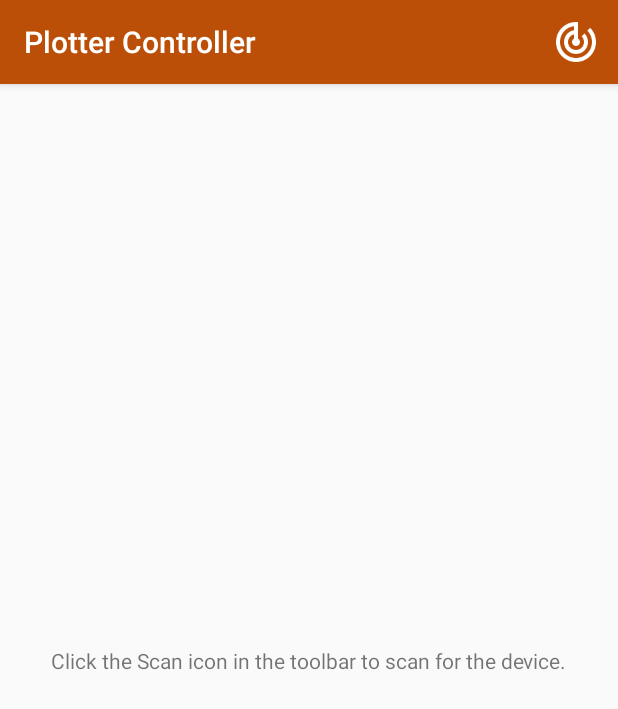
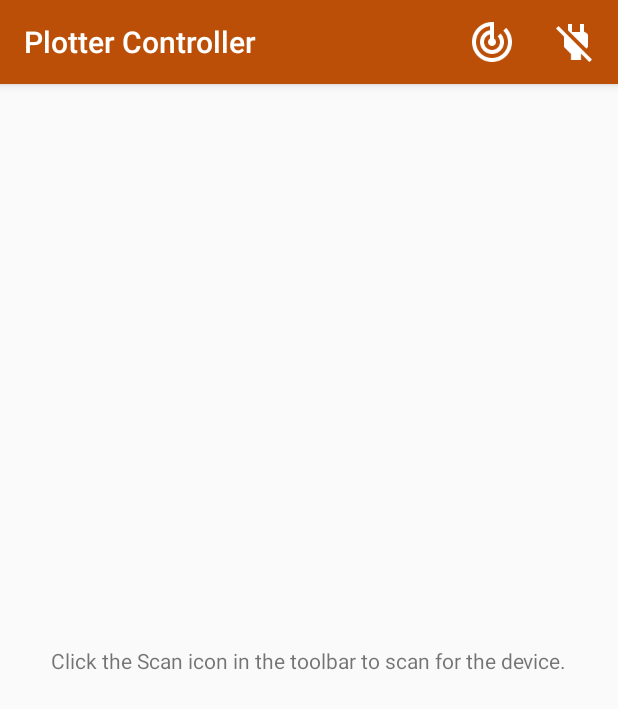
Before and after one commit to lisunger/Plotter-Controller, an Android app: the screen it shows after launch (MainActivity), on a phone screen of 412 x 824 dp. Shown: the top 709 px of the screen. Run offline under Robolectric (Android 15) with nearby library versions, the phone set to English and light mode, and no system bars.

Commit message:
new bugs introduced

```diff
--- a/app/build.gradle
+++ b/app/build.gradle
@@ -22,6 +22,7 @@ dependencies {
     implementation fileTree(dir: 'libs', include: ['*.jar'])
     implementation 'com.android.support:appcompat-v7:28.0.0'
     implementation 'com.android.support.constraint:constraint-layout:1.1.3'
+    implementation 'com.android.support:support-v4:28.0.0'
     testImplementation 'junit:junit:4.12'
     androidTestImplementation 'com.android.support.test:runner:1.0.2'
     androidTestImplementation 'com.android.support.test.espresso:espresso-core:3.0.2'
--- a/app/src/main/AndroidManifest.xml
+++ b/app/src/main/AndroidManifest.xml
@@ -28,9 +28,13 @@
             android:enabled="true"
             android:exported="true">
             <intent-filter>
-                <action android:name="android.bluetooth.adapter.action.STATE_CHANGED"/>
+                <action android:name="android.bluetooth.adapter.action.STATE_CHANGED" />
             </intent-filter>
         </receiver>
+
+        <service
+            android:name=".StartConnectionService"
+            android:exported="false"></service>
     </application>
 
 </manifest>
--- /dev/null
+++ b/app/src/main/java/com/nikolay/plottercontroller/BluetoothUtils.java
@@ -0,0 +1,53 @@
+package com.nikolay.plottercontroller;
+
+import android.Manifest;
+import android.app.Activity;
+import android.bluetooth.BluetoothAdapter;
+import android.bluetooth.BluetoothDevice;
+import android.content.BroadcastReceiver;
+import android.content.Context;
+import android.content.IntentFilter;
+import android.util.Log;
+
+import java.util.Set;
+
+public class BluetoothUtils {
+
+    public static void requestLocationPermission(Activity context) {
+        context.requestPermissions(new String[] { Manifest.permission.ACCESS_FINE_LOCATION }, MainActivity.REQUEST_PERMISSION_LOCATION);
+    }
+
+    public static void registerBluetoothStateReceiver(Context context, BroadcastReceiver broadcastReceiver) {
+        // Set up a broadcast receiver
+        IntentFilter intentFilter = new IntentFilter();
+        intentFilter.addAction(BluetoothStateChangeReceiver.ACTION_BLUETOOTH_STARTED);
+        intentFilter.addAction(BluetoothStateChangeReceiver.ACTION_BLUETOOTH_STOPPED);
+        context.registerReceiver(broadcastReceiver, intentFilter);
+    }
+
+    public static void registerBluetoothDeviceReceiver(Context context, BroadcastReceiver broadcastReceiver) {
+        IntentFilter intentFilter = new IntentFilter();
+        intentFilter.addAction(BluetoothDevice.ACTION_FOUND);
+        intentFilter.addAction(BluetoothAdapter.ACTION_DISCOVERY_STARTED);
+        intentFilter.addAction(BluetoothAdapter.ACTION_DISCOVERY_FINISHED);
+        intentFilter.addAction(BluetoothDevice.ACTION_BOND_STATE_CHANGED);
+        context.registerReceiver(broadcastReceiver, intentFilter);
+    }
+
+    public static void displayPairedDevices(BluetoothAdapter bluetoothAdapter) {
+        Set<BluetoothDevice> pairedDevices = bluetoothAdapter.getBondedDevices();
+
+        if (pairedDevices.size() > 0) {
+            // There are paired devices. Get the name and address of each paired device.
+            for (BluetoothDevice device : pairedDevices) {
+                if(device.getAddress().equals(MainActivity.HC05_MAC_ADDRESS)) {
+                    //TODO something...
+                }
+                String deviceName = device.getName();
+                String deviceHardwareAddress = device.getAddress(); // MAC address
+                Log.d(MainActivity.TAG, deviceName);
+                Log.d(MainActivity.TAG, deviceHardwareAddress);
+            }
+        }
+    }
+}
--- a/app/src/main/java/com/nikolay/plottercontroller/MainActivity.java
+++ b/app/src/main/java/com/nikolay/plottercontroller/MainActivity.java
@@ -1,18 +1,14 @@
 package com.nikolay.plottercontroller;
 
-import android.Manifest;
 import android.bluetooth.BluetoothAdapter;
 import android.bluetooth.BluetoothDevice;
 import android.bluetooth.BluetoothSocket;
 import android.content.BroadcastReceiver;
 import android.content.Context;
 import android.content.Intent;
-import android.content.IntentFilter;
 import android.os.Bundle;
-import android.os.ParcelUuid;
 import android.support.annotation.Nullable;
 import android.support.v4.app.Fragment;
-import android.support.v4.app.FragmentManager;
 import android.support.v4.app.FragmentTransaction;
 import android.support.v7.app.AppCompatActivity;
 import android.support.v7.widget.Toolbar;
@@ -20,31 +16,28 @@ import android.util.Log;
 import android.view.Menu;
 import android.view.MenuItem;
 import android.view.View;
-import android.widget.Button;
-import android.widget.ProgressBar;
-import android.widget.TextView;
 import android.widget.Toast;
 
 import java.io.IOException;
-import java.util.Set;
 import java.util.UUID;
 
 public class MainActivity extends AppCompatActivity {
 
     // 00001101-0000-1000-8000-00805f9b34fb
-    private static final String TAG = "Lisko";
-    private static final String TAG_FRAGMENT = "lisko";
-    private static final String HC05_MAC_ADDRESS = "00:18:E4:00:78:F9";
-    private static final int REQUEST_ENABLE_BT = 1;
-    private static final int REQUEST_PERMISSION_LOCATION = 2;
+    public static final String TAG = "Lisko";
+    public static final String HC05_MAC_ADDRESS = "00:18:E4:00:78:F9";
+    public static final int REQUEST_ENABLE_BT = 1;
+    public static final int REQUEST_PERMISSION_LOCATION = 2;
 
     private boolean mScanning = false;
     private boolean mConnected = false;
     private Fragment mActiveFragment;
+    private Menu mMenu;
 
-    BluetoothAdapter mBluetoothAdapter;
-    BluetoothDevice mHc05device;
-    UUID mUuid = UUID.fromString("00001101-0000-1000-8000-00805f9b34fb");
+    private BluetoothAdapter mBluetoothAdapter = null;
+    private BluetoothDevice mHc05device = null;
+    private BluetoothSocket mBluetoothSocket = null;
+    private UUID mUuid = UUID.fromString("00001101-0000-1000-8000-00805f9b34fb");
 
     /* Listens to bluetooth turn on/off */
     BroadcastReceiver mBluetoothStateBroadcastReceiver = new BroadcastReceiver() {
@@ -52,14 +45,16 @@ public class MainActivity extends AppCompatActivity {
         public void onReceive(Context context, Intent intent) {
 
             String action = intent.getAction();
-            switch(action) {
-                case BluetoothStateChangeReceiver.ACTION_BLUETOOTH_STARTED : {
+            if(action != null) {
+                switch (action) {
+                    case BluetoothStateChangeReceiver.ACTION_BLUETOOTH_STARTED: {
                         Log.d(TAG, "You start me up");
                         break;
                     }
-                case BluetoothStateChangeReceiver.ACTION_BLUETOOTH_STOPPED : {
+                    case BluetoothStateChangeReceiver.ACTION_BLUETOOTH_STOPPED: {
                         Log.d(TAG, "Don't stop me now!");
                         break;
+                    }
                 }
             }
         }
@@ -70,42 +65,44 @@ public class MainActivity extends AppCompatActivity {
         @Override
         public void onReceive(Context context, Intent intent) {
             String action = intent.getAction();
-            switch(action) {
-                case BluetoothDevice.ACTION_FOUND : { // Device found
+            if(action != null) {
+                switch (action) {
+                    case BluetoothDevice.ACTION_FOUND: { // Device found
                         BluetoothDevice device = intent.getParcelableExtra(BluetoothDevice.EXTRA_DEVICE);
-                    if(device.getAddress().equals(HC05_MAC_ADDRESS)) {
+                        if (device.getAddress().equals(HC05_MAC_ADDRESS)) {
                             Log.d(TAG, "Found HC-05!");
                             mHc05device = device;
                             connectToHc05();
                         }
                         break;
                     }
-                case BluetoothAdapter.ACTION_DISCOVERY_STARTED : { // Scan started
+                    case BluetoothAdapter.ACTION_DISCOVERY_STARTED: { // Scan started
                         Log.d(TAG, "Scan started");
                         mScanning = true;
                         ((ScanFragment) mActiveFragment).startScanning();
                         break;
                     }
-                case BluetoothAdapter.ACTION_DISCOVERY_FINISHED : { // Scan stopped
+                    case BluetoothAdapter.ACTION_DISCOVERY_FINISHED: { // Scan stopped
                         Log.d(TAG, "Scan stopped");
+                        //TODO hide progressBar, show message
                         mScanning = false;
-                    ((ScanFragment) mActiveFragment).stopScanning();
                         break;
                     }
-                case BluetoothDevice.ACTION_BOND_STATE_CHANGED : { // A device paired/unpaired
+                    case BluetoothDevice.ACTION_BOND_STATE_CHANGED: { // A device paired/unpaired
                         Log.d(TAG, action);
                         int bondState = intent.getIntExtra(BluetoothDevice.EXTRA_BOND_STATE, -1);
-                    if(bondState == BluetoothDevice.BOND_NONE) {
+                        if (bondState == BluetoothDevice.BOND_NONE) {
                             Log.d(TAG, "NO bond");
                         }
-                    if(bondState == BluetoothDevice.BOND_BONDING) {
+                        if (bondState == BluetoothDevice.BOND_BONDING) {
                             Log.d(TAG, "BONDING bond");
                         }
-                    if(bondState == BluetoothDevice.BOND_BONDED) {
+                        if (bondState == BluetoothDevice.BOND_BONDED) {
                             Log.d(TAG, "BONDED bond");
                         }
                         // TODO connect
 
+                    }
                 }
             }
         }
@@ -116,9 +113,8 @@ public class MainActivity extends AppCompatActivity {
         super.onCreate(savedInstanceState);
         setContentView(R.layout.activity_main);
         setSupportActionBar((Toolbar) findViewById(R.id.toolbar));
-        addScanFragment();
 
-        requestPermissions(new String[] { Manifest.permission.ACCESS_FINE_LOCATION }, REQUEST_PERMISSION_LOCATION);
+        BluetoothUtils.requestLocationPermission(this);
 
         mBluetoothAdapter = BluetoothAdapter.getDefaultAdapter();
         if(mBluetoothAdapter == null) {
@@ -132,41 +128,38 @@ public class MainActivity extends AppCompatActivity {
             startActivityForResult(enableBluetoothIntent, REQUEST_ENABLE_BT);
         }
 
-        // Set up a broadcast receiver
-        IntentFilter intentFilter = new IntentFilter();
-        intentFilter.addAction(BluetoothStateChangeReceiver.ACTION_BLUETOOTH_STARTED);
-        intentFilter.addAction(BluetoothStateChangeReceiver.ACTION_BLUETOOTH_STOPPED);
-        registerReceiver(mBluetoothStateBroadcastReceiver, intentFilter);
+        BluetoothUtils.registerBluetoothStateReceiver(this, mBluetoothStateBroadcastReceiver);
+        BluetoothUtils.registerBluetoothDeviceReceiver(this, mDeviceFoundReceiver);
 
-        // Set up a broadcast receiver
-        intentFilter = new IntentFilter();
-        intentFilter.addAction(BluetoothDevice.ACTION_FOUND);
-        intentFilter.addAction(BluetoothAdapter.ACTION_DISCOVERY_STARTED);
-        intentFilter.addAction(BluetoothAdapter.ACTION_DISCOVERY_FINISHED);
-        intentFilter.addAction(BluetoothDevice.ACTION_BOND_STATE_CHANGED);
-        registerReceiver(mDeviceFoundReceiver, intentFilter);
-
-        // See list of paired devices
-        Set<BluetoothDevice> pairedDevices = mBluetoothAdapter.getBondedDevices();
-
-        if (pairedDevices.size() > 0) {
-            // There are paired devices. Get the name and address of each paired device.
-            for (BluetoothDevice device : pairedDevices) {
-                if(device.getAddress().equals(HC05_MAC_ADDRESS)) {
-                    //TODO something...
-                }
-                String deviceName = device.getName();
-                String deviceHardwareAddress = device.getAddress(); // MAC address
-                Log.d(TAG, deviceName);
-                Log.d(TAG, deviceHardwareAddress);
-            }
+        BluetoothUtils.displayPairedDevices(mBluetoothAdapter);
     }
 
+    @Override
+    protected void onResume() {
+        super.onResume();
+
+        mScanning = mBluetoothAdapter.isDiscovering();
+
+        /* If null:
+         *   - the application is opened for the first time;
+         *   - or no scan has been started;
+         *   - or no device has been located;
+         */
+        if(mConnected) {
+            setFragment(new ControlFragment());
+        }
+        else {
+            setFragment(new ScanFragment());
+        }
+        if(mMenu != null) {
+            setMenuScan();
+        }
     }
 
     @Override
     public boolean onCreateOptionsMenu(Menu menu) {
         getMenuInflater().inflate(R.menu.menu_main, menu);
+        mMenu = menu;
         return super.onCreateOptionsMenu(menu);
     }
 
@@ -219,24 +212,42 @@ public class MainActivity extends AppCompatActivity {
         unregisterReceiver(mDeviceFoundReceiver);
     }
 
-    private void addScanFragment() {
-        mActiveFragment = new ScanFragment();
+    private void setFragment(Fragment fragment) {
+        mActiveFragment = fragment;
         FragmentTransaction transaction = getSupportFragmentManager().beginTransaction();
-        transaction.add(R.id.fragment_container, mActiveFragment, TAG_FRAGMENT);
+        transaction.replace(R.id.fragment_container, mActiveFragment);
         transaction.setTransition(FragmentTransaction.TRANSIT_FRAGMENT_FADE);
-        transaction.addToBackStack(null);
+        //transaction.addToBackStack(null);
         transaction.commit();
+    }
+
+    private void setMenuScan() {
+        MenuItem item = mMenu.findItem(R.id.label_scan);
+        if(item == null) return;
+
+        if(mConnected) {
+            item.setEnabled(false);
+        }
+        else {
+            item.setEnabled(true);
+        }
     }
 
     private void connectToHc05() {
         mBluetoothAdapter.cancelDiscovery();
         try {
-            BluetoothSocket socket = mHc05device.createRfcommSocketToServiceRecord(mUuid);
-            Log.d(TAG, "connected: " + socket.isConnected());
-            socket.connect();
-            Log.d(TAG, "connected: " + socket.isConnected());
+            mBluetoothSocket = mHc05device.createRfcommSocketToServiceRecord(mUuid);
+
+            // TODO da sledi dali vrazkata ne se e razpadnala!!!!
+            StartConnectionService.startBluetoothConnection(this, mBluetoothSocket);
+
+            //mBluetoothSocket.connect();
+            //TODO get this value from receiver
             mConnected = true;
-            socket.
+
+            setFragment(new ControlFragment());
+            findViewById(R.id.menu_scan).setVisibility(View.GONE);
+            findViewById(R.id.menu_scan).setEnabled(false);
 
         } catch (IOException e) {
             e.printStackTrace();
--- a/app/src/main/res/layout/fragment_control.xml
+++ b/app/src/main/res/layout/fragment_control.xml
@@ -8,6 +8,7 @@
     <!-- TODO: Update blank fragment layout -->
     <TextView
         android:layout_width="match_parent"
-        android:layout_height="match_parent" />
+        android:layout_height="match_parent"
+        android:text="Control fragment"/>
 
 </FrameLayout>
--- a/app/src/main/res/menu/menu_main.xml
+++ b/app/src/main/res/menu/menu_main.xml
@@ -7,4 +7,10 @@
         android:icon="@drawable/ic_radar_white_48dp"
         android:orderInCategory="1"
         app:showAsAction="ifRoom"/>
+    <item
+        android:id="@+id/menu_disconnect"
+        android:title="@string/menu_disconnect"
+        android:icon="@drawable/ic_power_plug_off_white_48dp"
+        android:orderInCategory="2"
+        app:showAsAction="ifRoom"/>
 </menu>
--- a/app/src/main/res/values/strings.xml
+++ b/app/src/main/res/values/strings.xml
@@ -2,5 +2,6 @@
     <string name="app_name">Plotter Controller</string>
 
     <string name="menu_scan">Scan</string>
+    <string name="menu_disconnect">Disconnect</string>
     <string name="label_startScan">Click the Scan icon in the toolbar to scan for the device.</string>
 </resources>
```
Also changed, not shown: app/src/main/java/com/nikolay/plottercontroller/StartConnectionService.java (added, +43 -0 lines), app/src/main/res/drawable/power_plug_off.xml (added, +8 -0 lines), app/src/main/res/drawable-hdpi/ic_power_plug_off_black_48dp.png (added), app/src/main/res/drawable-hdpi/ic_power_plug_off_white_48dp.png (added). Lines whose indentation alone changed are shown as unchanged.
